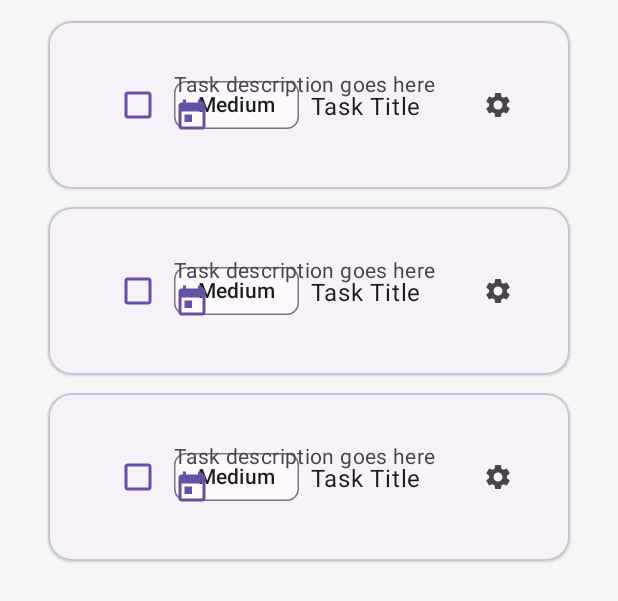
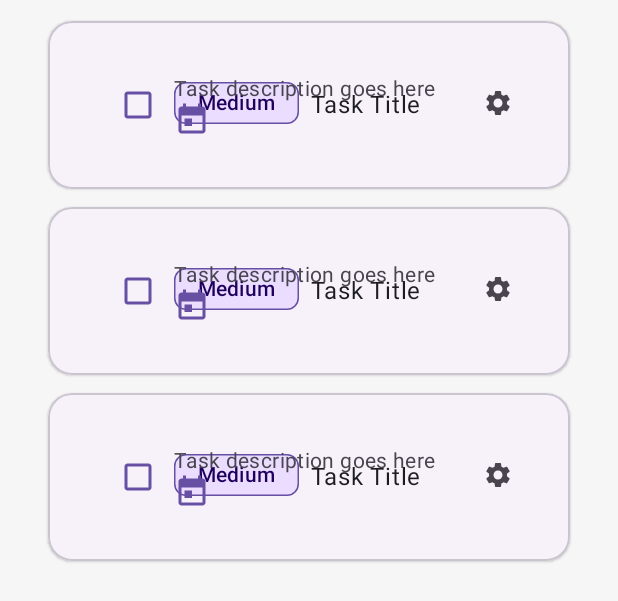
Before and after one commit to jwtiyar/To-Do-List, an Android app: the layout fragment_task_list.xml on its own in the app's theme, with its tools: preview values and no code run, on a phone screen of 412 x 824 dp. Shown: the top 601 px of the screen. Run offline under Robolectric (Android 15) with nearby library versions, the phone set to English and light mode, and no system bars.

Commit message:
Step 5: UI polish — swipe-to-complete/delete, empty state, task card layout, priority/recurring chips, completion animation
Co-authored-by: Cursor <cursoragent@cursor.com>

```diff
--- /dev/null
+++ b/app/src/main/res/drawable/ic_empty_state_illustration.xml
@@ -0,0 +1,15 @@
+<vector xmlns:android="http://schemas.android.com/apk/res/android"
+    android:width="160dp"
+    android:height="160dp"
+    android:viewportWidth="24"
+    android:viewportHeight="24">
+  <path
+      android:pathData="M19,5v14H5V5h14m0,-2H5c-1.1,0 -2,0.9 -2,2v14c0,1.1 0.9,2 2,2h14c1.1,0 2,-0.9 2,-2V5c0,-1.1 -0.9,-2 -2,-2z"
+      android:fillColor="?attr/colorPrimary" />
+  <path
+      android:pathData="M14,2H6c-1.1,0 -1.99,0.9 -1.99,2L4,20c0,1.1 0.89,2 1.99,2H18c1.1,0 2,-0.9 2,-2V8l-6,-6zM13,9V3.5L18.5,9H13z"
+      android:fillColor="?attr/colorPrimary" />
+  <path
+      android:pathData="M8,13h8v2H8zm0,-4h8v2H8z"
+      android:fillColor="?attr/colorOnPrimary" />
+</vector>
--- a/app/src/main/res/layout/fragment_task_list.xml
+++ b/app/src/main/res/layout/fragment_task_list.xml
@@ -5,53 +5,105 @@
     android:layout_width="match_parent"
     android:layout_height="match_parent">
 
-    <com.google.android.material.card.MaterialCardView
+    <androidx.constraintlayout.widget.ConstraintLayout
         android:id="@+id/emptyStateView"
         android:layout_width="match_parent"
-        android:layout_height="wrap_content"
-        android:layout_marginTop="32dp"
-        android:layout_marginStart="16dp"
-        android:layout_marginEnd="16dp"
-        android:visibility="gone"
-        app:cardBackgroundColor="@android:color/transparent"
-        app:cardElevation="0dp"
-        app:shapeAppearanceOverlay="@style/ShapeAppearance.TaskManager.MediumComponent"
-        app:strokeColor="@color/outline_variant"
-        app:strokeWidth="1dp">
+        android:layout_height="match_parent"
+        android:visibility="gone">
 
-        <LinearLayout
-            android:layout_width="match_parent"
+        <androidx.constraintlayout.widget.ConstraintLayout
+            android:layout_width="0dp"
             android:layout_height="wrap_content"
-            android:gravity="center"
-            android:orientation="vertical"
-            android:padding="32dp">
+            app:layout_constraintTop_toTopOf="parent"
+            app:layout_constraintBottom_toBottomOf="parent"
+            app:layout_constraintStart_toStartOf="parent"
+            app:layout_constraintEnd_toEndOf="parent"
+            android:layout_marginStart="32dp"
+            android:layout_marginEnd="32dp">
 
+            <!-- Illustration -->
             <ImageView
-                android:layout_width="96dp"
-                android:layout_height="96dp"
-                android:alpha="0.6"
-                android:contentDescription="@string/empty_state_description"
-                android:src="@drawable/ic_empty_state"
-                app:tint="@color/on_surface_variant" />
+                android:id="@+id/emptyIllustration"
+                android:layout_width="160dp"
+                android:layout_height="160dp"
+                app:layout_constraintTop_toTopOf="parent"
+                app:layout_constraintStart_toStartOf="parent"
+                app:layout_constraintEnd_toEndOf="parent"
+                android:src="@drawable/ic_empty_state_illustration"
+                android:contentDescription="Empty tasks illustration"
+                android:alpha="0.8" />
 
+            <!-- Title -->
             <TextView
+                android:layout_width="0dp"
+                android:layout_height="wrap_content"
+                app:layout_constraintTop_toBottomOf="@id/emptyIllustration"
+                app:layout_constraintStart_toStartOf="parent"
+                app:layout_constraintEnd_toEndOf="parent"
+                android:layout_marginTop="24dp"
+                android:text="No tasks yet"
+                android:textAlignment="center"
+                android:textAppearance="?attr/textAppearanceHeadlineSmall"
+                android:textColor="?attr/colorOnSurface" />
+
+            <!-- Subtitle -->
+            <TextView
+                android:layout_width="0dp"
+                android:layout_height="wrap_content"
+                app:layout_constraintTop_toBottomOf="@id/emptyIllustration"
+                app:layout_constraintStart_toStartOf="parent"
+                app:layout_constraintEnd_toEndOf="parent"
+                android:layout_marginTop="72dp"
+                android:text="Tap the + button to create your first task and start being productive!"
+                android:textAlignment="center"
+                android:textAppearance="?attr/textAppearanceBodyLarge"
+                android:textColor="?attr/colorOnSurfaceVariant"
+                android:lineSpacingExtra="4dp" />
+
+            <!-- Action hint -->
+            <com.google.android.material.card.MaterialCardView
                 android:layout_width="wrap_content"
                 android:layout_height="wrap_content"
-                android:layout_marginTop="16dp"
-                android:text="@string/no_tasks"
-                android:textAppearance="@style/TextAppearance.TaskManager.Title.Medium"
-                android:textColor="@color/on_surface" />
+                app:layout_constraintTop_toBottomOf="@id/emptyIllustration"
+                app:layout_constraintStart_toStartOf="parent"
+                app:layout_constraintEnd_toEndOf="parent"
+                android:layout_marginTop="120dp"
+                app:cardBackgroundColor="?attr/colorPrimaryContainer"
+                app:cardCornerRadius="16dp"
+                app:cardElevation="0dp">
 
-            <TextView
-                android:layout_width="wrap_content"
-                android:layout_height="wrap_content"
-                android:layout_marginTop="8dp"
-                android:gravity="center"
-                android:text="@string/add_your_first_task"
-                android:textAppearance="@style/TextAppearance.TaskManager.Body.Medium"
-                android:textColor="@color/on_surface_variant" />
-        </LinearLayout>
-    </com.google.android.material.card.MaterialCardView>
+                <LinearLayout
+                    android:layout_width="wrap_content"
+                    android:layout_height="wrap_content"
+                    android:orientation="horizontal"
+                    android:paddingStart="16dp"
+                    android:paddingTop="12dp"
+                    android:paddingEnd="16dp"
+                    android:paddingBottom="12dp"
+                    android:gravity="center_vertical">
+
+                    <TextView
+                        android:layout_width="wrap_content"
+                        android:layout_height="wrap_content"
+                        android:text="💡 Tip: "
+                        android:textAppearance="?attr/textAppearanceBodyMedium"
+                        android:textColor="?attr/colorOnPrimaryContainer"
+                        android:textStyle="bold" />
+
+                    <TextView
+                        android:layout_width="wrap_content"
+                        android:layout_height="wrap_content"
+                        android:text="Break big tasks into smaller ones"
+                        android:textAppearance="?attr/textAppearanceBodyMedium"
+                        android:textColor="?attr/colorOnPrimaryContainer" />
+
+                </LinearLayout>
+
+            </com.google.android.material.card.MaterialCardView>
+
+        </androidx.constraintlayout.widget.ConstraintLayout>
+
+    </androidx.constraintlayout.widget.ConstraintLayout>
 
     <androidx.swiperefreshlayout.widget.SwipeRefreshLayout
         android:id="@+id/swipeRefresh"
--- a/app/src/main/res/values/themes.xml
+++ b/app/src/main/res/values/themes.xml
@@ -58,6 +58,11 @@
         <item name="materialButtonStyle">@style/Widget.Material3.Button</item>
         <item name="materialCardViewStyle">@style/Widget.Material3.CardView</item>
         <item name="floatingActionButtonStyle">@style/Widget.Material3.FloatingActionButton</item>
+
+        <!-- Enhanced component styles -->
+        <item name="chipStyle">@style/Widget.Material3.Chip.Assist</item>
+        <item name="textInputStyle">@style/Widget.Material3.TextInputLayout.FilledBox</item>
+        <item name="switchStyle">@style/Widget.Material3.CompoundButton.MaterialSwitch</item>
 
         <!-- Text appearance -->
         <!-- Text styles -->
@@ -133,4 +138,34 @@
         <item name="cornerFamily">rounded</item>
         <item name="cornerSize">16dp</item>
     </style>
+
+    <!-- Task Card Styles -->
+    <style name="Widget.TaskManager.TaskCard" parent="Widget.Material3.CardView.Elevated">
+        <item name="cardCornerRadius">16dp</item>
+        <item name="cardElevation">1dp</item>
+        <item name="strokeWidth">1dp</item>
+        <item name="strokeColor">?attr/colorOutlineVariant</item>
+        <item name="cardBackgroundColor">?attr/colorSurfaceContainerLow</item>
+    </style>
+
+    <!-- Priority Chip Styles -->
+    <style name="Widget.TaskManager.PriorityChip" parent="Widget.Material3.Chip.Suggestion">
+        <item name="chipBackgroundColor">?attr/colorPrimaryContainer</item>
+        <item name="chipStrokeColor">?attr/colorPrimary</item>
+        <item name="chipStrokeWidth">1dp</item>
+        <item name="android:textColor">?attr/colorOnPrimaryContainer</item>
+        <item name="chipMinHeight">28dp</item>
+        <item name="ensureMinTouchTargetSize">false</item>
+    </style>
+
+    <!-- Recurring Chip Style -->
+    <style name="Widget.TaskManager.RecurringChip" parent="Widget.Material3.Chip.Assist">
+        <item name="chipBackgroundColor">?attr/colorSecondaryContainer</item>
+        <item name="chipStrokeColor">?attr/colorSecondary</item>
+        <item name="chipStrokeWidth">1dp</item>
+        <item name="chipMinHeight">24dp</item>
+        <item name="android:textColor">?attr/colorOnSecondaryContainer</item>
+        <item name="chipIconTint">?attr/colorOnSecondaryContainer</item>
+        <item name="ensureMinTouchTargetSize">false</item>
+    </style>
 </resources>
```
Also changed, not shown: app/src/main/java/io/github/jwtiyar/simplertask/ui/adapters/TaskSwipeCallback.kt (added, +173 -0 lines), app/src/main/res/anim/task_complete_fade.xml (added, +16 -0 lines), app/src/main/res/drawable/ic_check_circle_24dp.xml (added, +9 -0 lines), app/src/main/res/drawable/ic_delete_24dp.xml (added, +9 -0 lines), app/src/main/res/values/colors_priority.xml (+9 -3 lines).
